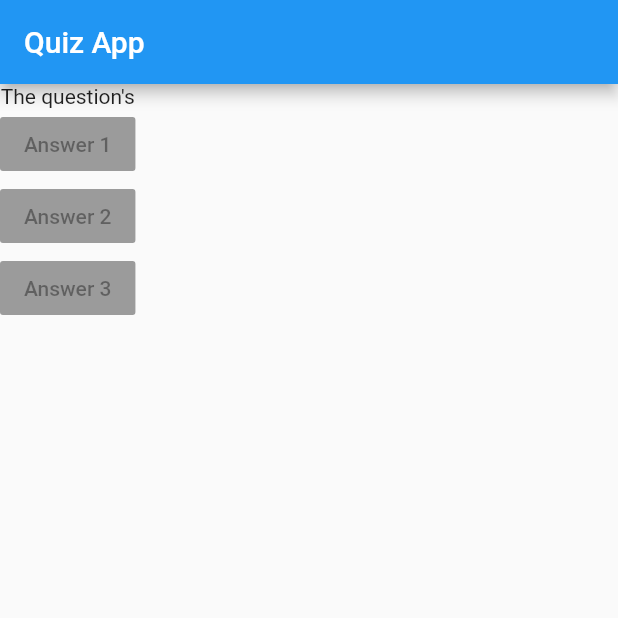
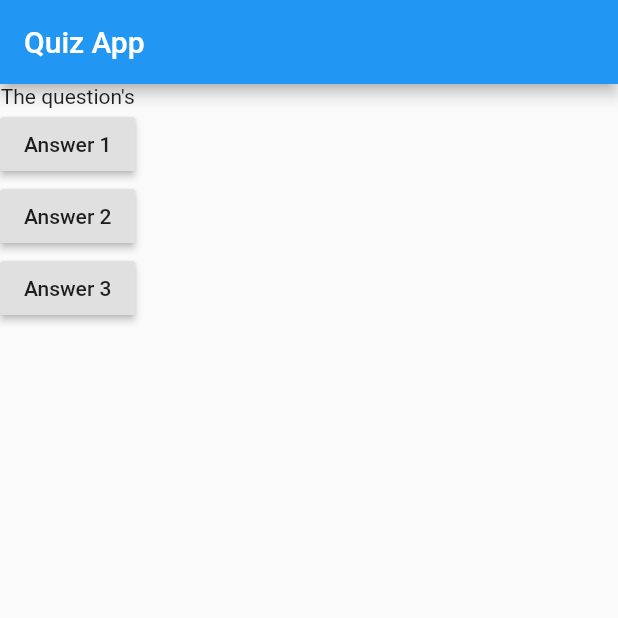
Before and after one commit to aditechdev/First-Flutter-Quiz-App, a Flutter app: the screen it shows after launch, on a phone screen of 412 x 824 dp, the top half of it. Run offline on Flutter 3.47's test engine with Material 2 defaults, Android fonts, the phone set to English and light mode, and no system bars.

Commit message:
:beers: Added function to the option

```diff
--- a/lib/main.dart
+++ b/lib/main.dart
@@ -5,6 +5,9 @@ void main() {
 }
 
 class MyApp extends StatelessWidget {
+  void answerQuestion(){
+    print('Answer Chosen');
+  }
   @override
   Widget build(BuildContext context) {
     // TODO: implement build
@@ -16,9 +19,21 @@ class MyApp extends StatelessWidget {
         body: Column(
           children: [
             Text('The question\'s'),
-            RaisedButton(child: Text('Answer 1'), onPressed: null),
-            RaisedButton(child: Text('Answer 2'), onPressed: null),
-            RaisedButton(child: Text('Answer 3'), onPressed: null),
+            RaisedButton(
+              child: Text('Answer 1'),
+              onPressed: answerQuestion,
+            ),
+            RaisedButton(
+              child: Text('Answer 2'),
+              onPressed: () => print('Answer 2 Chosen'),
+            ),
+            RaisedButton(
+              child: Text('Answer 3'),
+              onPressed: () {
+                // ... For long Function
+                print('Answer # Chosen');
+              },
+            ),
           ],
         ),
       ),
```
